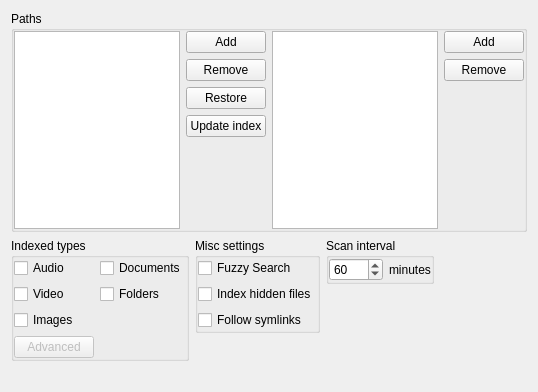
This is src/plugins/files/forms/configwidget.ui in albertlauncher/albert as Qt 5 draws it before an edit. The edited form follows.
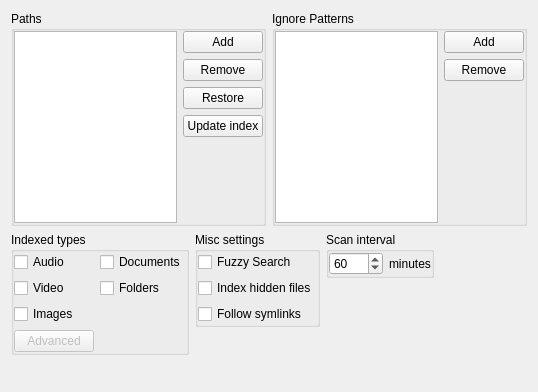
This is the edited form.

```diff
--- a/src/plugins/files/forms/configwidget.ui
+++ b/src/plugins/files/forms/configwidget.ui
@@ -10,7 +10,9 @@
     <height>392</height>
    </rect>
   </property>
-  <layout class="QVBoxLayout" name="verticallayout_2" stretch="1,0,0">
+  <layout class="QVBoxLayout" name="verticallayout_2" stretch="0,0,0">
+   <item>
+    <layout class="QHBoxLayout" name="horizontalLayout_2">
    <item>
     <widget class="QGroupBox" name="groupBox_1">
      <property name="title">
@@ -87,6 +89,27 @@
         </item>
        </layout>
       </item>
+       </layout>
+      </widget>
+     </item>
+     <item>
+      <widget class="QGroupBox" name="groupBox">
+       <property name="title">
+        <string>Ignore Patterns</string>
+       </property>
+       <layout class="QHBoxLayout" name="horizontalLayout_3">
+        <property name="leftMargin">
+         <number>0</number>
+        </property>
+        <property name="topMargin">
+         <number>0</number>
+        </property>
+        <property name="rightMargin">
+         <number>0</number>
+        </property>
+        <property name="bottomMargin">
+         <number>0</number>
+        </property>
       <item>
        <widget class="QListWidget" name="listWidget_ignores"/>
       </item>
@@ -123,6 +146,8 @@
       </item>
      </layout>
     </widget>
+     </item>
+    </layout>
    </item>
    <item>
     <layout class="QHBoxLayout" name="horizontalLayout">
```
Lines whose indentation alone changed are shown as unchanged.
